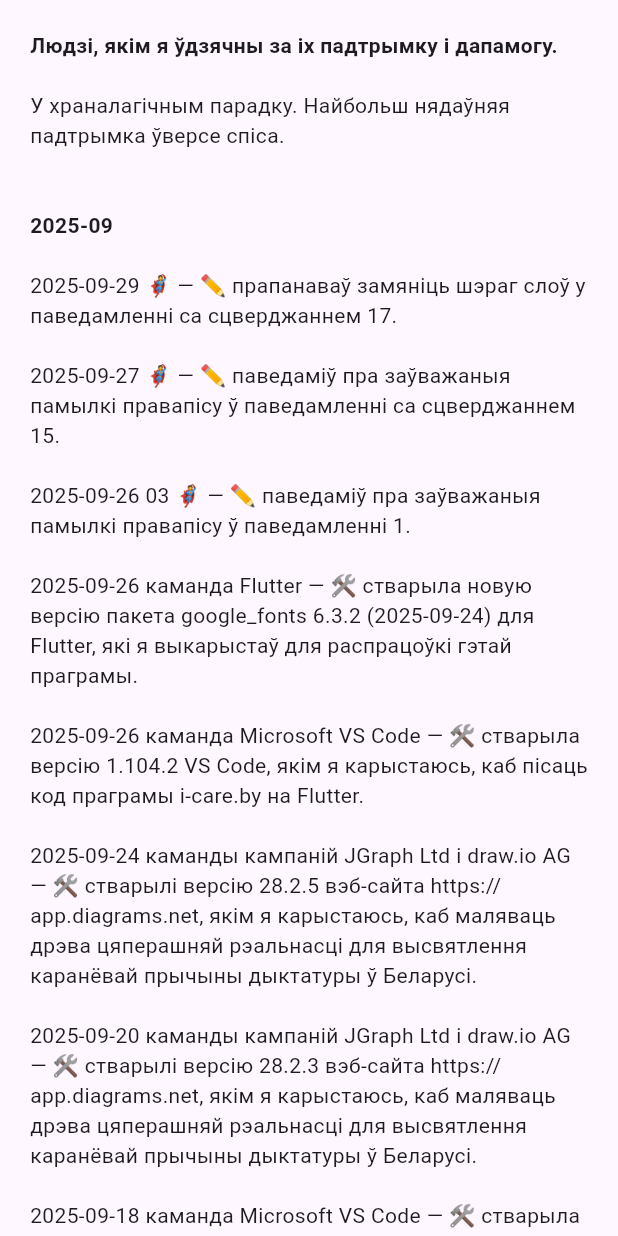
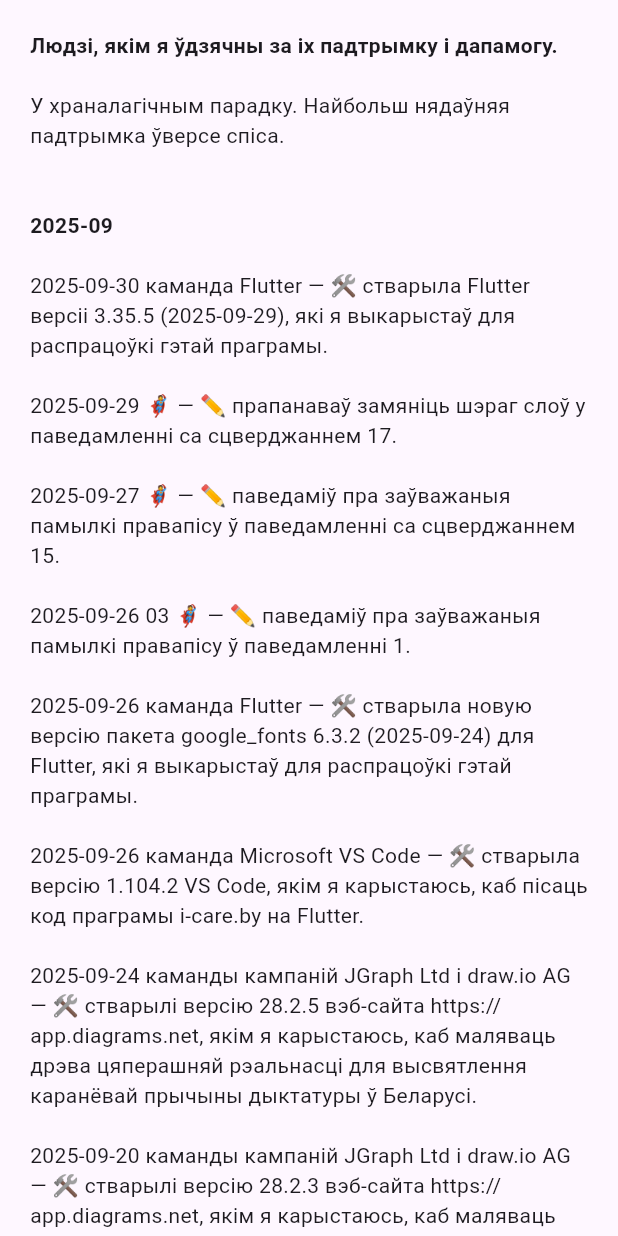
Before and after one commit to mshurkaeu-public/i-care.by, a Flutter app: the MyGratitude widget shown alone on an empty page, opened directly, on a phone screen of 412 x 824 dp. Run offline on Flutter 3.47's test engine with Material 3 defaults, Android fonts, the phone set to English and light mode, and no system bars; our stand-ins replace carousel_slider, expandable_text, google_fonts, package_info_plus, photo_view, web; missing offline and left inert: multi_split_view; generated files the repository leaves out were written again.

Commit message:
Record my gratitude to Flutter team for creation of version 3.35.5 of Flutter

```diff
--- a/i-care.by-app/lib/l10n/app_be.arb
+++ b/i-care.by-app/lib/l10n/app_be.arb
@@ -1813,6 +1813,10 @@
   "@aboutMyGratitude_2025_09_29_01": {
     "description": "Text for 2025-09-29 🦸 on the \"my gratitude\" tab on the \"About\" page."
   },
+  "aboutMyGratitude_2025_09_30_01": "\n2025-09-30 каманда Flutter — 🛠️ стварыла Flutter версіі 3.35.5 (2025-09-29), які я выкарыстаў для распрацоўкі гэтай праграмы.\n",
+  "@aboutMyGratitude_2025_09_30_01": {
+    "description": "Text for 2025-09-30 Flutter team on the \"my gratitude\" tab on the \"About\" page."
+  },
   "aboutMyGratitude_2025_09_title": "\n\n2025-09\n",
   "@aboutMyGratitude_2025_09_title": {
     "description": "Title for 2025-09 list/text on the \"my gratitude\" tab on the \"About\" page."
--- a/i-care.by-app/lib/my_gratitude.dart
+++ b/i-care.by-app/lib/my_gratitude.dart
@@ -26,6 +26,9 @@ class MyGratitude extends StatelessWidget {
               TextSpan(
                 text: l10n.aboutMyGratitude_2025_09_title,
                 style: titleStyle,
+              ),
+              TextSpan(
+                text: l10n.aboutMyGratitude_2025_09_30_01,
               ),
               TextSpan(
                 text: l10n.aboutMyGratitude_2025_09_29_01,
```
